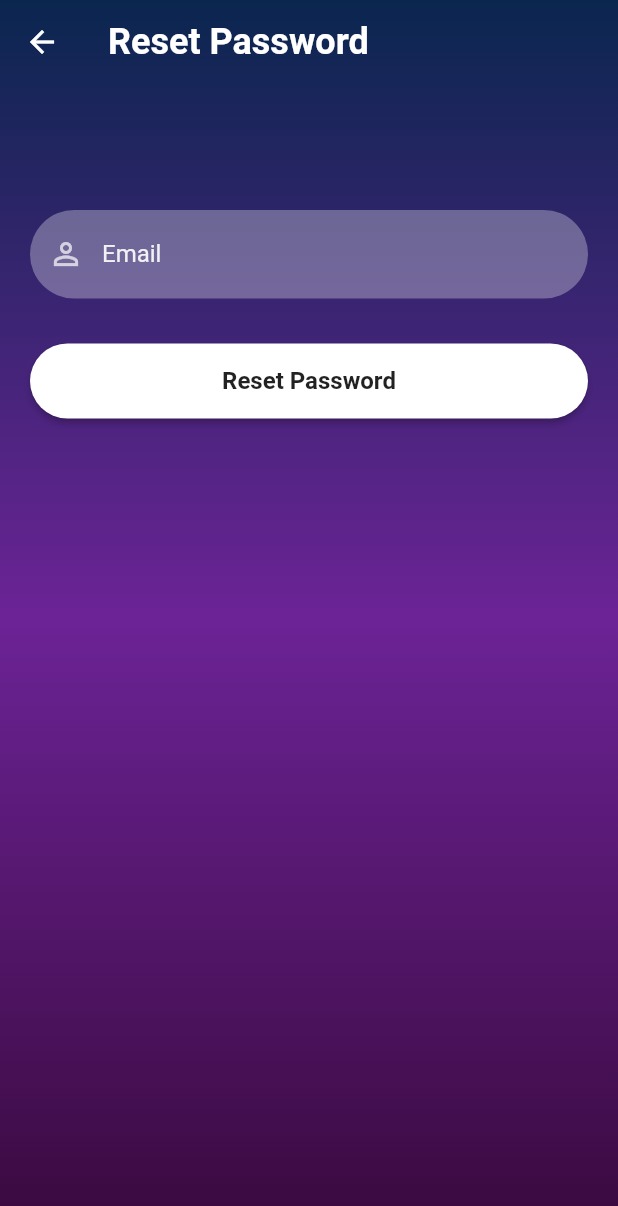
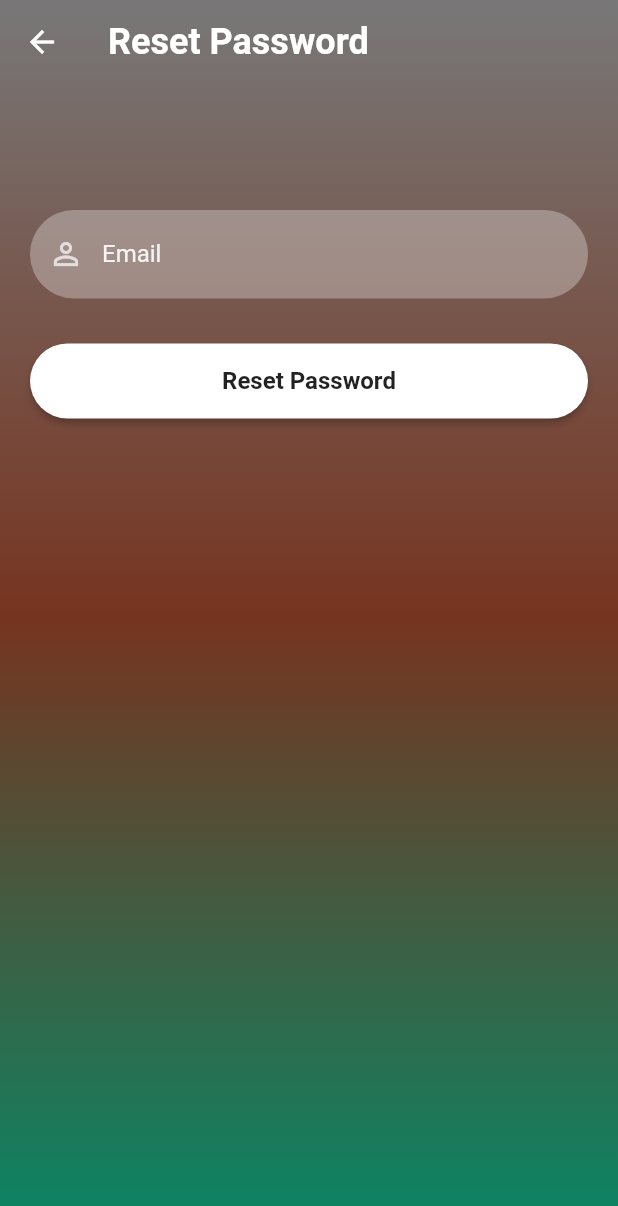
Before and after one commit to nimsara21/soilpedia_lk, a Flutter app: the ResetPasswordScreen screen opened directly, on a phone screen of 412 x 824 dp. Shown: the top 1206 px of the screen. Run offline on Flutter 3.47's test engine with Material 2 defaults, Android fonts, the phone set to English and light mode, and no system bars; our stand-ins replace cloud_firestore, firebase_auth, firebase_core, firebase_storage, image_picker; accounts and stored records are empty.

Commit message:
Changed colors

```diff
--- a/lib/screen/reset_password.dart
+++ b/lib/screen/reset_password.dart
@@ -30,9 +30,9 @@ class _ResetPasswordScreenState extends State<ResetPasswordScreen> {
             height: MediaQuery.of(context).size.height,
             decoration: BoxDecoration(
                 gradient: LinearGradient(colors: [
-              hexStringToColor("0a264f"),
-              hexStringToColor("6c2396"),
-              hexStringToColor("39093d")
+              hexStringToColor("#787878"),
+              hexStringToColor("#763420"),
+              hexStringToColor("#098765")
             ], begin: Alignment.topCenter, end: Alignment.bottomCenter)),
             child: SingleChildScrollView(
                 child: Padding(
```
